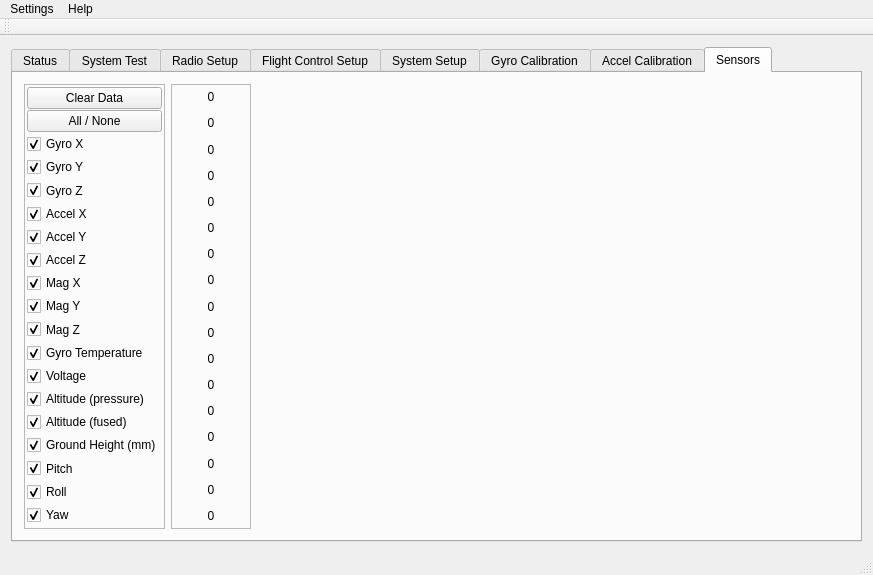
First picture: the form in GroundStation-Qt/mainwindow.ui, repository parallaxinc/Flight-Controller, before the edit.
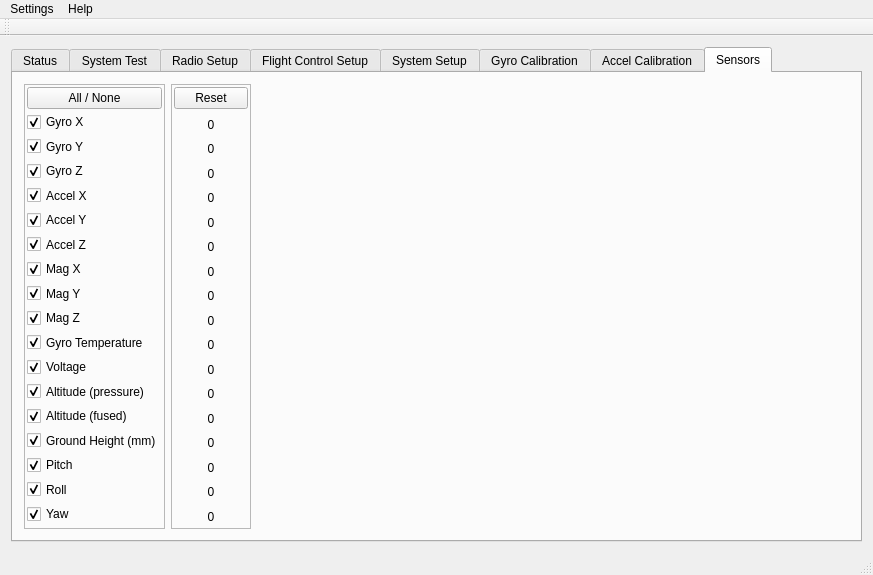
Second picture: the form after the edit. The open tabs and pages were chosen to show the change. Icons and pictures are not drawn. Custom widgets are drawn as their Qt base class.

Commit message:
Fixed a layout bug with the clear / toggle buttons
Channel switches and numeric readings were misaligned because of the
added buttons.  Moved one of them to even out and re-align the displays

Patch:
```diff
--- a/GroundStation-Qt/mainwindow.ui
+++ b/GroundStation-Qt/mainwindow.ui
@@ -3955,23 +3955,10 @@
               <number>2</number>
              </property>
              <item>
-              <layout class="QVBoxLayout" name="verticalLayout_8" stretch="0,0,0,0,0,0,0,0,0,0,0,0,0,0,0,0,0,0,0">
+              <layout class="QVBoxLayout" name="verticalLayout_8" stretch="0,0,0,0,0,0,0,0,0,0,0,0,0,0,0,0,0,0">
                <property name="spacing">
                 <number>1</number>
                </property>
-               <item>
-                <widget class="QPushButton" name="btnClearData">
-                 <property name="sizePolicy">
-                  <sizepolicy hsizetype="Minimum" vsizetype="Fixed">
-                   <horstretch>0</horstretch>
-                   <verstretch>5</verstretch>
-                  </sizepolicy>
-                 </property>
-                 <property name="text">
-                  <string>Clear Data</string>
-                 </property>
-                </widget>
-               </item>
                <item>
                 <widget class="QPushButton" name="btnToggleAll">
                  <property name="sizePolicy">
@@ -4312,6 +4299,22 @@
                <property name="bottomMargin">
                 <number>0</number>
                </property>
+               <item>
+                <widget class="QPushButton" name="btnClearData">
+                 <property name="sizePolicy">
+                  <sizepolicy hsizetype="Minimum" vsizetype="Fixed">
+                   <horstretch>0</horstretch>
+                   <verstretch>5</verstretch>
+                  </sizepolicy>
+                 </property>
+                 <property name="toolTip">
+                  <string>Clears all data</string>
+                 </property>
+                 <property name="text">
+                  <string>Reset</string>
+                 </property>
+                </widget>
+               </item>
                <item>
                 <widget class="QLabel" name="lblGyroX">
                  <property name="sizePolicy">
```
Left out of the diff: 4 changed lines with no effect on the pictures.
